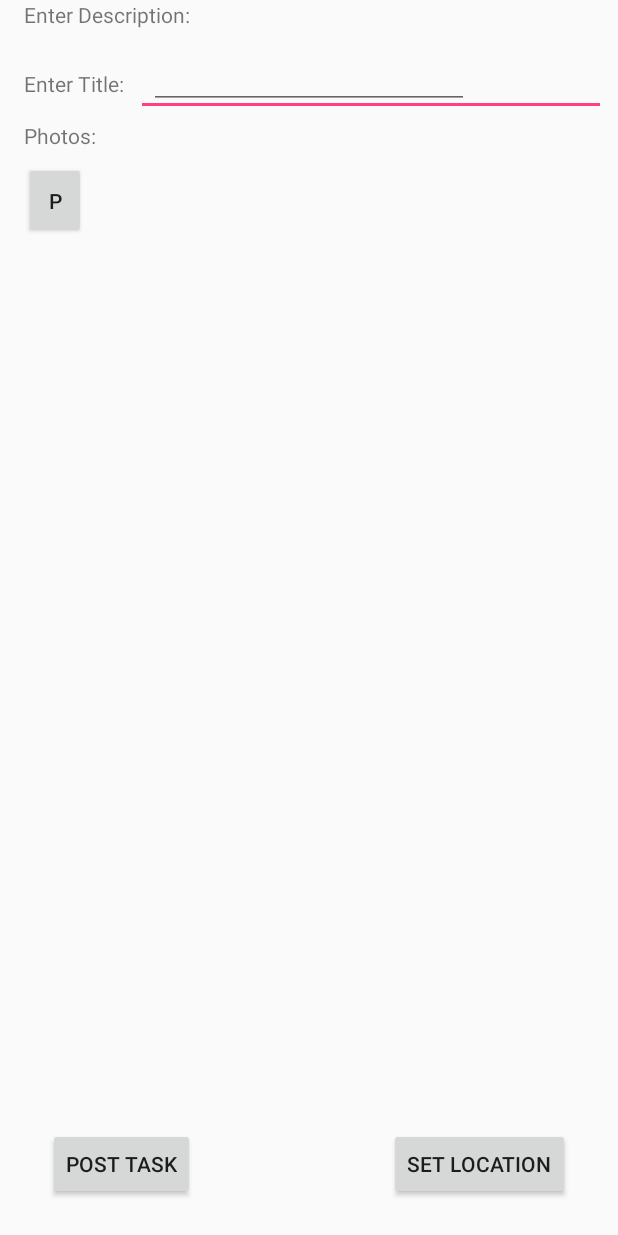
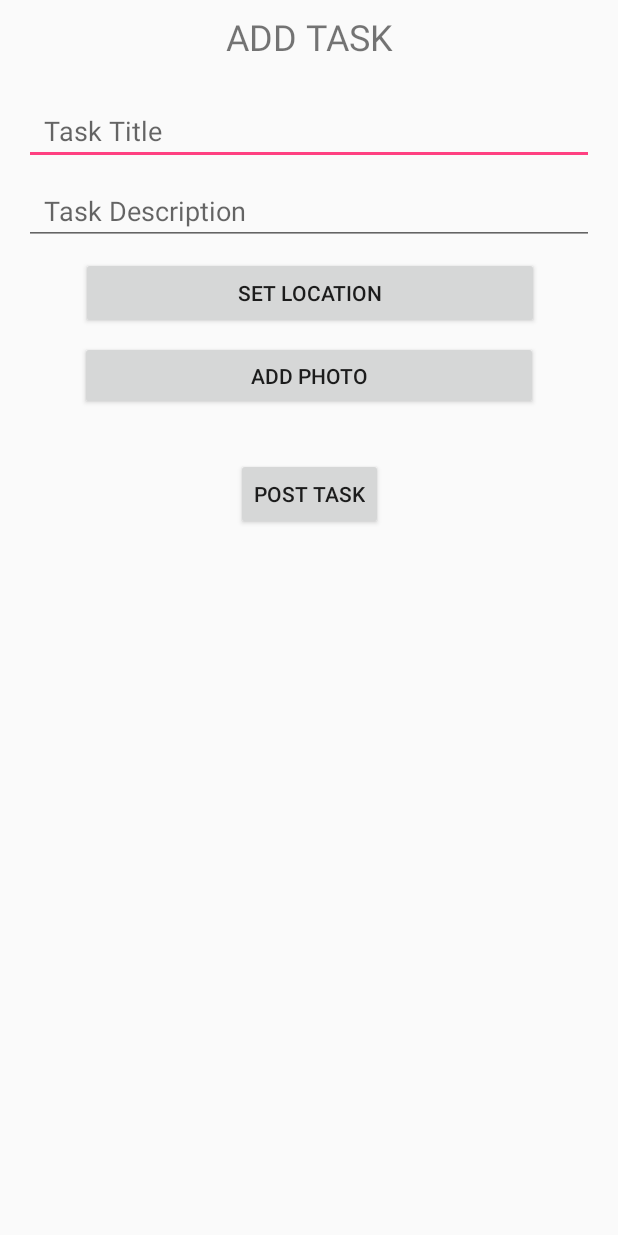
Before and after one commit to CMPUT301W18T24/CMPUT301W18T24, an Android app: the layout activity_createtask.xml on its own in the app's theme, with its tools: preview values and no code run, on a phone screen of 412 x 824 dp. Run offline under Robolectric (Android 15) with nearby library versions, the phone set to English and light mode, and no system bars.

Commit message:
add task

```diff
--- a/app/src/main/AndroidManifest.xml
+++ b/app/src/main/AndroidManifest.xml
@@ -1,6 +1,7 @@
 <?xml version="1.0" encoding="utf-8"?>
 <manifest xmlns:android="http://schemas.android.com/apk/res/android"
     package="com.example.taskmagic">
+
     <uses-permission android:name="android.permission.INTERNET" />
 
     <application
@@ -19,6 +20,7 @@
         </activity>
         <activity android:name=".HomeFeed" />
         <activity android:name=".ProfileActivity" />
+        <activity android:name=".MyTasksActivity"></activity>
     </application>
 
 </manifest>
--- a/app/src/main/res/layout/activity_createtask.xml
+++ b/app/src/main/res/layout/activity_createtask.xml
@@ -1,105 +1,88 @@
 <?xml version="1.0" encoding="utf-8"?>
-<android.support.constraint.ConstraintLayout xmlns:android="http://schemas.android.com/apk/res/android"
+<android.support.constraint.ConstraintLayout
+    xmlns:android="http://schemas.android.com/apk/res/android"
     xmlns:app="http://schemas.android.com/apk/res-auto"
     xmlns:tools="http://schemas.android.com/tools"
     android:layout_width="match_parent"
-    android:layout_height="match_parent"
-    tools:context="com.example.taskmagic.CreateTaskActivity">
+    android:layout_height="match_parent">
+
+    <EditText
+        android:id="@+id/task_title"
+        android:layout_width="0dp"
+        android:layout_height="wrap_content"
+        android:layout_marginEnd="16dp"
+        android:layout_marginStart="16dp"
+        android:layout_marginTop="24dp"
+        android:ems="10"
+        android:hint="  Task Title"
+        android:inputType="textPersonName"
+        app:layout_constraintEnd_toEndOf="parent"
+        app:layout_constraintHorizontal_bias="0.0"
+        app:layout_constraintStart_toStartOf="parent"
+        app:layout_constraintTop_toBottomOf="@+id/textView" />
+
+    <EditText
+        android:id="@+id/task_description"
+        android:layout_width="0dp"
+        android:layout_height="wrap_content"
+        android:layout_marginEnd="16dp"
+        android:layout_marginStart="16dp"
+        android:layout_marginTop="8dp"
+        android:ems="10"
+        android:hint="  Task Description"
+        android:inputType="textMultiLine"
+        app:layout_constraintEnd_toEndOf="parent"
+        app:layout_constraintStart_toStartOf="parent"
+        app:layout_constraintTop_toBottomOf="@+id/task_title" />
+
+    <Button
+        android:id="@+id/set_location_button"
+        android:layout_width="305dp"
+        android:layout_height="wrap_content"
+        android:layout_marginEnd="16dp"
+        android:layout_marginStart="16dp"
+        android:layout_marginTop="8dp"
+        android:text="Set Location"
+        app:layout_constraintEnd_toEndOf="parent"
+        app:layout_constraintHorizontal_bias="0.51"
+        app:layout_constraintStart_toStartOf="parent"
+        app:layout_constraintTop_toBottomOf="@+id/task_description" />
+
+    <Button
+        android:id="@+id/add_photo_button"
+        android:layout_width="305dp"
+        android:layout_height="46dp"
+        android:layout_marginEnd="8dp"
+        android:layout_marginStart="8dp"
+        android:layout_marginTop="8dp"
+        android:text="Add Photo"
+        app:layout_constraintEnd_toEndOf="parent"
+        app:layout_constraintStart_toStartOf="parent"
+        app:layout_constraintTop_toBottomOf="@+id/set_location_button" />
 
     <TextView
         android:id="@+id/textView"
         android:layout_width="wrap_content"
         android:layout_height="wrap_content"
-        android:layout_marginStart="16dp"
-        android:text="Enter Title:"
-        app:layout_constraintBaseline_toBaselineOf="@+id/TitleEdit"
-        app:layout_constraintStart_toStartOf="parent" />
+        android:layout_marginEnd="8dp"
+        android:layout_marginStart="8dp"
+        android:layout_marginTop="8dp"
+        android:text="ADD TASK"
+        android:textSize="24sp"
+        app:layout_constraintEnd_toEndOf="parent"
+        app:layout_constraintStart_toStartOf="parent"
+        app:layout_constraintTop_toTopOf="parent" />
 
-    <EditText
-        android:id="@+id/TitleEdit"
-        android:layout_width="0dp"
+    <Button
+        android:id="@+id/post_task_button"
+        android:layout_width="wrap_content"
         android:layout_height="wrap_content"
         android:layout_marginEnd="8dp"
         android:layout_marginStart="8dp"
         android:layout_marginTop="32dp"
-        android:ems="10"
-        android:inputType="textPersonName"
-        app:layout_constraintEnd_toEndOf="parent"
-        app:layout_constraintStart_toEndOf="@+id/textView"
-        app:layout_constraintTop_toTopOf="parent" />
-
-    <TextView
-        android:id="@+id/textView3"
-        android:layout_width="wrap_content"
-        android:layout_height="wrap_content"
-        android:layout_marginStart="16dp"
-        android:text="Enter Description:"
-        app:layout_constraintStart_toStartOf="parent"
-        tools:layout_editor_absoluteY="100dp" />
-
-    <EditText
-        android:id="@+id/editText3"
-        android:layout_width="wrap_content"
-        android:layout_height="0dp"
-        android:layout_marginEnd="16dp"
-        android:layout_marginStart="16dp"
-        android:layout_marginTop="8dp"
-        android:ems="10"
-        android:inputType="textMultiLine"
+        android:text="Post Task"
         app:layout_constraintEnd_toEndOf="parent"
         app:layout_constraintStart_toStartOf="parent"
-        app:layout_constraintTop_toBottomOf="@+id/textView3" />
-
-    <TextView
-        android:id="@+id/textView5"
-        android:layout_width="wrap_content"
-        android:layout_height="wrap_content"
-        android:layout_marginStart="16dp"
-        android:layout_marginTop="8dp"
-        android:text="Photos:"
-        app:layout_constraintStart_toStartOf="parent"
-        app:layout_constraintTop_toBottomOf="@+id/editText3" />
-
-    <Button
-        android:id="@+id/AddPhoto"
-        android:layout_width="41dp"
-        android:layout_height="51dp"
-        android:layout_marginStart="16dp"
-        android:layout_marginTop="8dp"
-        android:text="P"
-        app:layout_constraintStart_toStartOf="parent"
-        app:layout_constraintTop_toBottomOf="@+id/textView5" />
-
-    <Button
-        android:id="@+id/button2"
-        android:layout_width="wrap_content"
-        android:layout_height="wrap_content"
-        android:layout_marginBottom="24dp"
-        android:layout_marginStart="32dp"
-        android:text="Post Task"
-        app:layout_constraintBottom_toBottomOf="parent"
-        app:layout_constraintStart_toStartOf="parent" />
-
-    <Button
-        android:id="@+id/button3"
-        android:layout_width="wrap_content"
-        android:layout_height="wrap_content"
-        android:layout_marginBottom="24dp"
-        android:layout_marginEnd="32dp"
-        android:text="Set Location"
-        app:layout_constraintBottom_toBottomOf="parent"
-        app:layout_constraintEnd_toEndOf="parent" />
-
-    <android.support.v7.widget.RecyclerView
-        android:id="@+id/recyclerView"
-        android:layout_width="298dp"
-        android:layout_height="71dp"
-        android:layout_marginEnd="8dp"
-        android:layout_marginStart="8dp"
-        android:layout_marginTop="8dp"
-        app:layout_constraintEnd_toEndOf="parent"
-        app:layout_constraintHorizontal_bias="0.384"
-        app:layout_constraintStart_toEndOf="@+id/AddPhoto"
-        app:layout_constraintTop_toBottomOf="@+id/textView5" />
+        app:layout_constraintTop_toBottomOf="@+id/add_photo_button" />
 
 </android.support.constraint.ConstraintLayout>
```
Also changed, not shown: app/src/main/java/com/example/taskmagic/Bid.java (+31 -2 lines), app/src/main/java/com/example/taskmagic/CreateTaskActivity.java (+72 -1 lines), app/src/main/java/com/example/taskmagic/MyTasksActivity.java (added, +34 -0 lines), app/src/main/res/layout/activity_my_tasks.xml (added, +19 -0 lines), app/src/main/res/layout/my_task_list_item.xml (added, +75 -0 lines), 2 other files.
